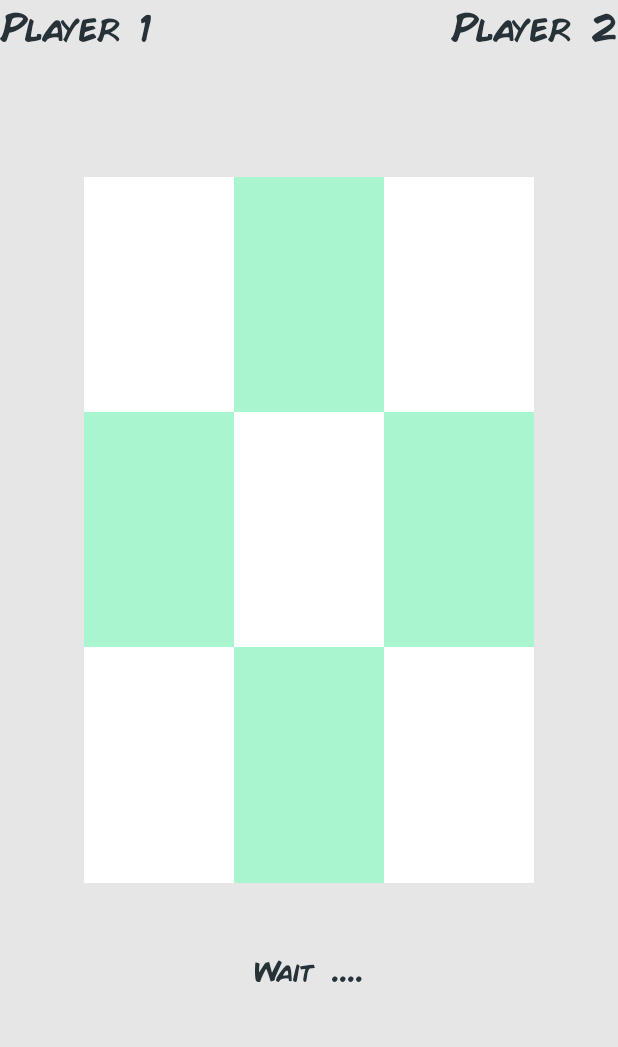
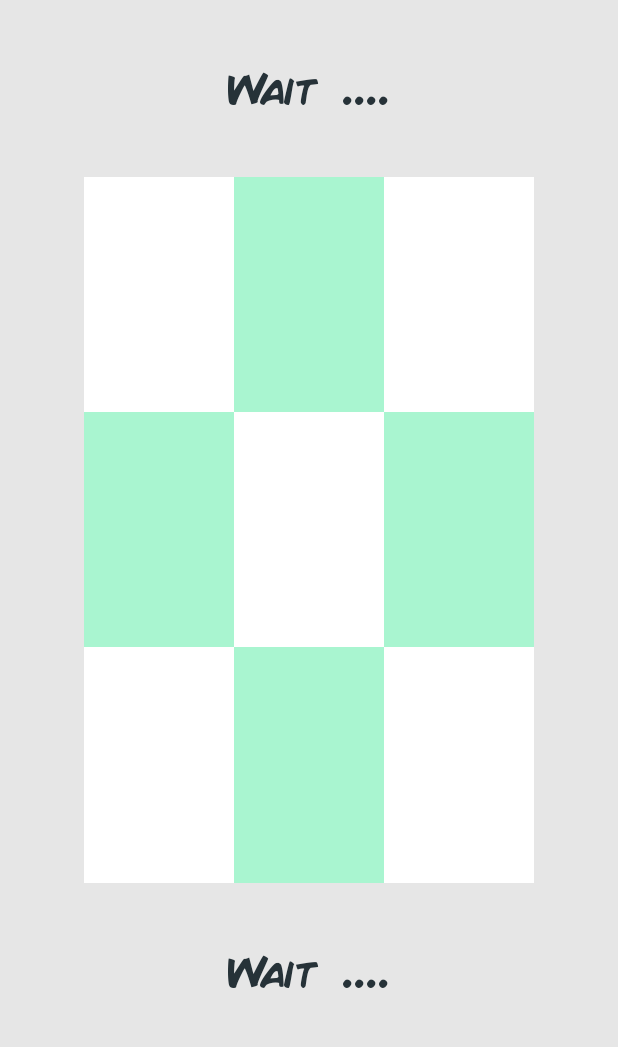
Before and after one commit to aymericzec/Android-CrazyGame, an Android app: the layout activity_morpion.xml on its own in the app's theme, with its tools: preview values and no code run, on a phone screen of 412 x 824 dp, the part 177-1224 px from its top. Run offline under Robolectric (Android 15) with nearby library versions, the phone set to English and light mode, and no system bars; network calls fail.

Commit message:
Change morpion layout

```diff
--- a/app/src/main/res/layout/activity_morpion.xml
+++ b/app/src/main/res/layout/activity_morpion.xml
@@ -22,48 +22,16 @@
         android:textColor="@android:color/black"
         android:textSize="40sp" />
 
-    <LinearLayout
+    <TextView
+        android:id="@+id/messageBottom2"
         android:layout_width="match_parent"
         android:layout_height="match_parent"
         android:layout_weight="2"
-        android:baselineAligned="true"
-        android:orientation="horizontal">
-
-        <LinearLayout
-            android:id="@+id/LinearLayout"
-            android:layout_width="match_parent"
-            android:layout_height="match_parent"
-            android:layout_weight="1"
-            android:orientation="vertical">
-
-            <TextView
-                android:id="@+id/playerLeft"
-                android:layout_width="match_parent"
-                android:layout_height="wrap_content"
-                android:fontFamily="@font/comic_book"
-                android:text="@string/player1"
-                android:textColor="@color/material_blue_grey_900"
-                android:textSize="26sp" />
-        </LinearLayout>
-
-        <LinearLayout
-            android:layout_width="match_parent"
-            android:layout_height="match_parent"
-            android:layout_weight="1"
-            android:orientation="vertical">
-
-            <TextView
-                android:id="@+id/playerRight"
-                android:layout_width="match_parent"
-                android:layout_height="wrap_content"
-                android:fontFamily="@font/comic_book"
-                android:gravity="right"
-                android:text="@string/player2"
-                android:textColor="@color/material_blue_grey_900"
-                android:textSize="26sp" />
-        </LinearLayout>
-
-    </LinearLayout>
+        android:fontFamily="@font/comic_book"
+        android:gravity="center"
+        android:text="@string/messageBottomWait"
+        android:textColor="@color/material_blue_grey_900"
+        android:textSize="30sp" />
 
     <TableLayout
         android:layout_width="wrap_content"
@@ -214,6 +182,6 @@
         android:gravity="center"
         android:text="@string/messageBottomWait"
         android:textColor="@color/material_blue_grey_900"
-        android:textSize="20sp" />
+        android:textSize="30sp" />
 
 </LinearLayout>
```
